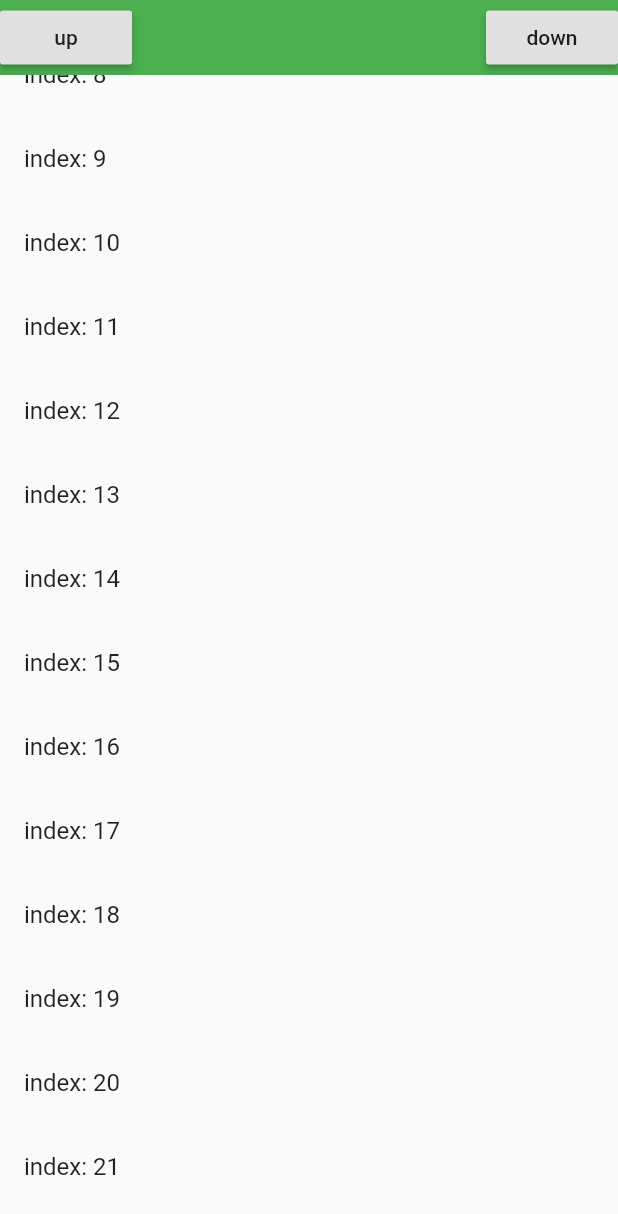
After one commit to melody5417/flutter_demo, a Flutter app: the ScrollMovermentPage screen opened directly, scrolled down 576 dp, after a tap on "up", on a phone screen of 412 x 824 dp. The commit adds this screen. Shown: the top 1214 px of the screen. Run offline on Flutter 3.47's test engine with Material 2 defaults, Android fonts, the phone set to English and light mode, and no system bars.

Commit message:
Add demo for scrollcontroller and scrollnotification

```diff
--- a/flutter_demo/lib/MyHomePage.dart
+++ b/flutter_demo/lib/MyHomePage.dart
@@ -1,5 +1,7 @@
 import 'package:flutter/material.dart';
 import 'package:melody_flutter_demo/ScrollController/scroll_limit_reached.dart';
+import 'package:melody_flutter_demo/ScrollController/scroll_movement.dart';
+import 'package:melody_flutter_demo/ScrollController/scroll_status.dart';
 import 'package:melody_flutter_demo/Tab/bottom_tab_list.dart';
 import 'package:melody_flutter_demo/Tab/listview_loadmore_animation.dart';
 import 'package:melody_flutter_demo/Tab/tabview_list.dart';
@@ -73,9 +75,13 @@ class _MyHomePageState extends State<MyHomePage> {
                     new MaterialPageRoute(builder: (context) => new WYQBottomTabList(
                       myTabs: <Tab>[
                         Tab(text: '顶部底部检测'),
+                        Tab(text: '移动'),
+                        Tab(text: '状态检测')
                       ],
                       myTabViews: <Widget>[
                         ScrollLimitReachedPage(),
+                        ScrollMovermentPage(),
+                        ScrollStatusPage()
                       ],
                     )),
                   );
--- /dev/null
+++ b/flutter_demo/lib/ScrollController/scroll_movement.dart
@@ -0,0 +1,68 @@
+// 参考：https://medium.com/@diegoveloper/flutter-lets-know-the-scrollcontroller-and-scrollnotification-652b2685a4ac
+
+import 'package:flutter/material.dart';
+
+class ScrollMovermentPage extends StatefulWidget {
+  @override
+  _ScrollMovermentPageState createState() => _ScrollMovermentPageState();
+}
+
+class _ScrollMovermentPageState extends State<ScrollMovermentPage> {
+  final itemSize = 100.0;
+  final pixelsToMove = 200.0;
+  ScrollController _controller;
+
+  _moveUp() {
+    // with animation
+    _controller.animateTo(
+        _controller.offset - itemSize,
+        duration: Duration(milliseconds: 500),
+        curve: Curves.linear);
+  }
+
+  _moveDown() {
+    _controller.jumpTo(_controller.offset + pixelsToMove);
+  }
+
+  @override
+  void initState() {
+    _controller = ScrollController();
+    super.initState();
+  }
+
+  @override
+  Widget build(BuildContext context) {
+    return Scaffold(
+      body: Column(
+        children: <Widget>[
+          Container(
+            height: 50.0,
+            color: Colors.green,
+            child: Center(
+              child: Row(
+                mainAxisAlignment: MainAxisAlignment.spaceBetween,
+                children: <Widget>[
+                  RaisedButton(
+                      child: Text("up"),
+                      onPressed: _moveUp),
+                  RaisedButton(
+                      child: Text("down"),
+                      onPressed: _moveDown),
+                ],
+              ),
+            ),
+          ),
+          Expanded(
+            child: ListView.builder(
+              controller: _controller,
+              itemCount: 30,
+              itemBuilder: (context, index) {
+                return ListTile(title: Text("index: $index"));
+              },
+            ),
+          ),
+        ],
+      ),
+    );
+  }
+}
```
Also changed, not shown: flutter_demo/lib/ScrollController/scroll_status.dart (added, +65 -0 lines).
